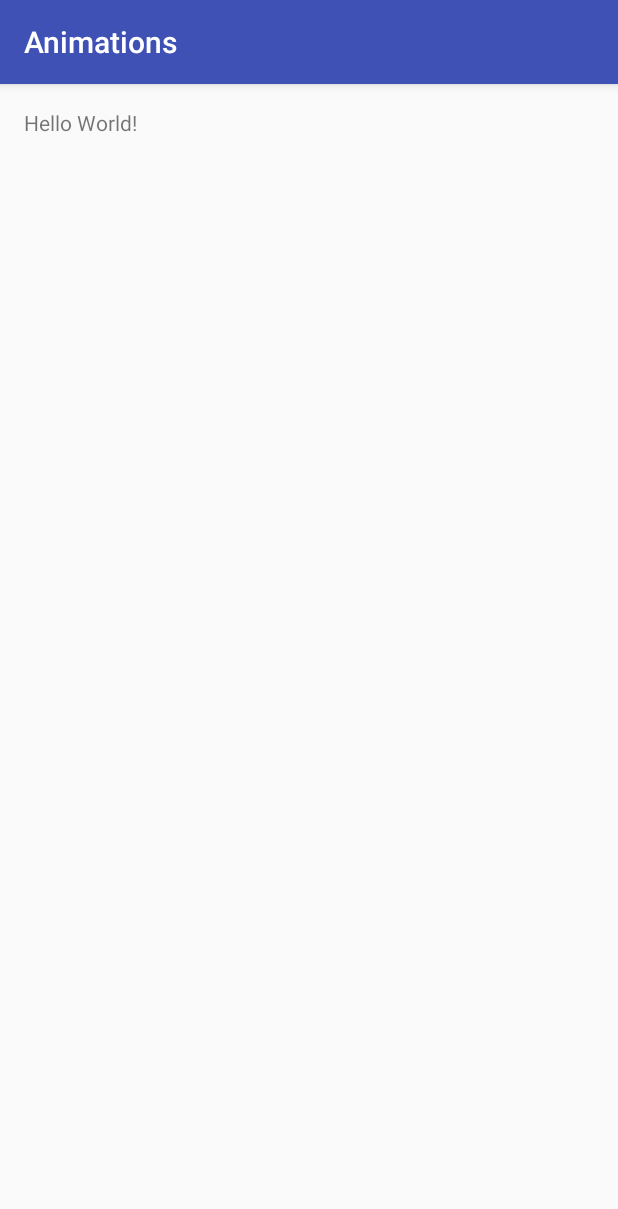
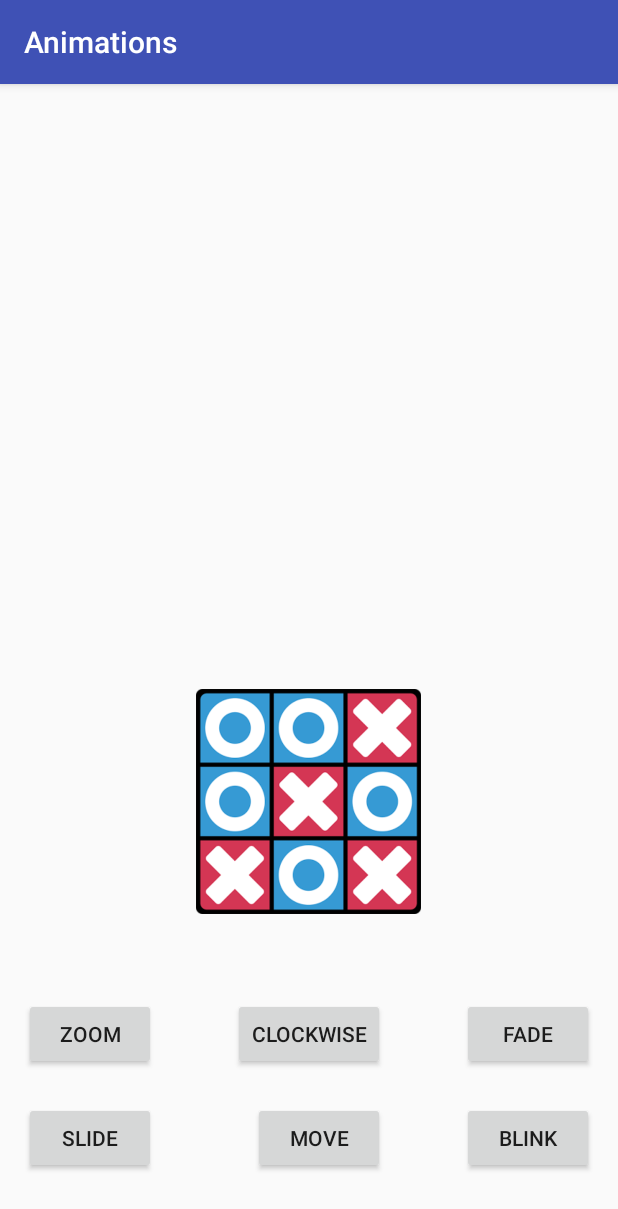
Before and after one commit to DipanshKhandelwal/Animations, an Android app: the screen it shows after launch (MainActivity), on a phone screen of 412 x 824 dp. Shown: the top 1209 px of the screen. Run offline under Robolectric (Android 15) with nearby library versions, the phone set to English and light mode, and no system bars.

Commit message:
Changed layout

```diff
--- a/app/src/main/res/layout/activity_main.xml
+++ b/app/src/main/res/layout/activity_main.xml
@@ -1,17 +1,81 @@
 <?xml version="1.0" encoding="utf-8"?>
-<RelativeLayout xmlns:android="http://schemas.android.com/apk/res/android"
+
+<RelativeLayout
+    xmlns:android="http://schemas.android.com/apk/res/android"
     xmlns:tools="http://schemas.android.com/tools"
-    android:id="@+id/activity_main"
     android:layout_width="match_parent"
     android:layout_height="match_parent"
-    android:paddingBottom="@dimen/activity_vertical_margin"
     android:paddingLeft="@dimen/activity_horizontal_margin"
     android:paddingRight="@dimen/activity_horizontal_margin"
     android:paddingTop="@dimen/activity_vertical_margin"
-    tools:context="com.example.dipanshkhandelwal.animations.MainActivity">
+    android:paddingBottom="@dimen/activity_vertical_margin" tools:context=".MainActivity">
 
-    <TextView
+    <Button
         android:layout_width="wrap_content"
         android:layout_height="wrap_content"
-        android:text="Hello World!" />
+        android:text="clockwise"
+        android:id="@+id/button2"
+        android:layout_alignTop="@+id/button"
+        android:layout_centerHorizontal="true"
+        android:onClick="zoom"/>
+
+    <Button
+        android:layout_width="wrap_content"
+        android:layout_height="wrap_content"
+        android:text="fade"
+        android:id="@+id/button3"
+        android:layout_alignTop="@+id/button2"
+        android:layout_alignParentRight="true"
+        android:layout_alignParentEnd="true"
+        android:onClick="fade"/>
+
+    <Button
+        android:layout_width="wrap_content"
+        android:layout_height="wrap_content"
+        android:text="slide"
+        android:onClick="slide"
+        android:id="@+id/button6"
+        android:layout_alignParentBottom="true"
+        android:layout_alignParentStart="true"
+        android:layout_marginBottom="25dp" />
+
+    <Button
+        android:layout_width="wrap_content"
+        android:layout_height="wrap_content"
+        android:text="zoom"
+        android:id="@+id/button"
+        android:onClick="clockwise"
+        android:layout_above="@+id/button6"
+        android:layout_alignParentStart="true"
+        android:layout_marginBottom="21dp" />
+
+    <ImageView
+        android:layout_width="150dp"
+        android:layout_height="150dp"
+        android:id="@+id/imageView"
+        android:src="@drawable/abc"
+        android:layout_above="@+id/button"
+        android:layout_centerHorizontal="true"
+        android:layout_marginBottom="56dp" />
+
+    <Button
+        android:layout_width="wrap_content"
+        android:layout_height="wrap_content"
+        android:text="blink"
+        android:onClick="blink"
+        android:id="@+id/button4"
+        android:layout_alignBaseline="@+id/button5"
+        android:layout_alignBottom="@+id/button5"
+        android:layout_alignParentEnd="true" />
+
+    <Button
+        android:layout_width="wrap_content"
+        android:layout_height="wrap_content"
+        android:text="move"
+        android:onClick="move"
+        android:id="@+id/button5"
+        android:layout_alignBaseline="@+id/button6"
+        android:layout_alignBottom="@+id/button6"
+        android:layout_alignEnd="@+id/button2" />
+
 </RelativeLayout>
```
